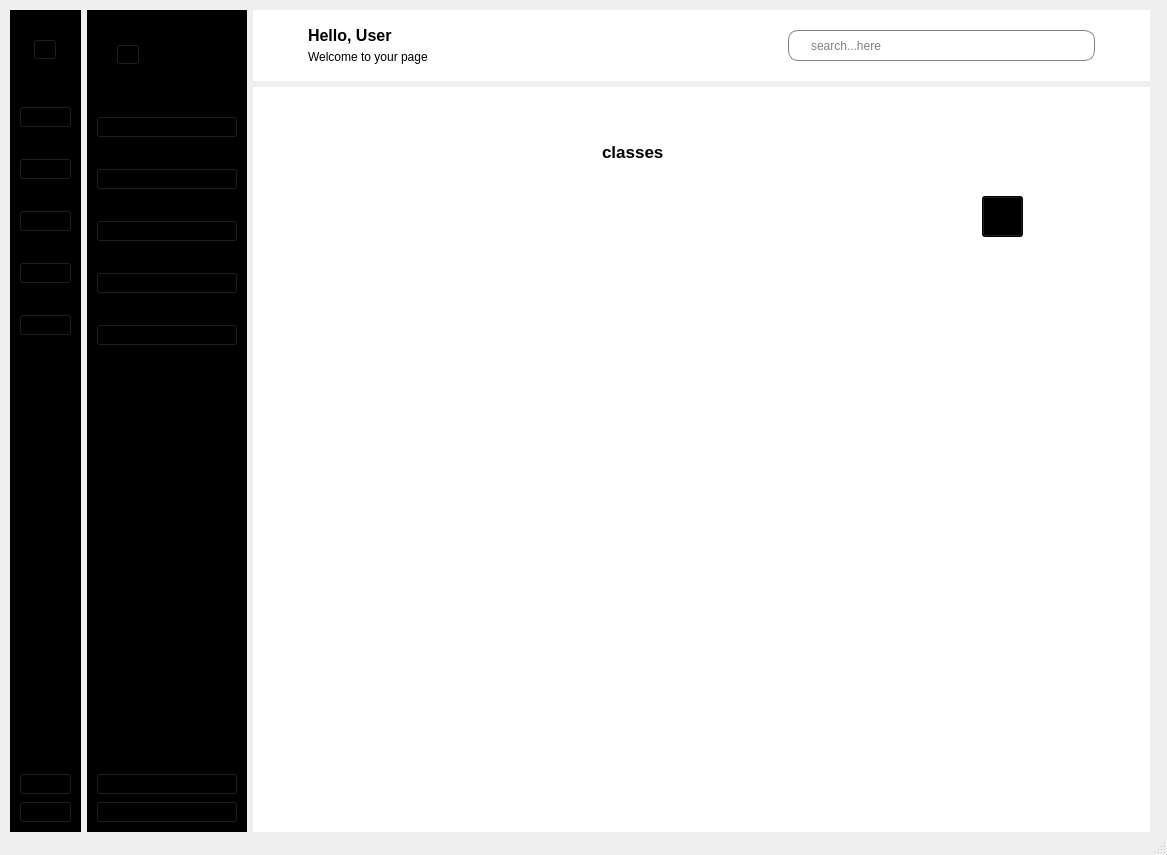
KasperJack/School-Management-System, file School_System/ui/indexSU.ui: the form before one commit.
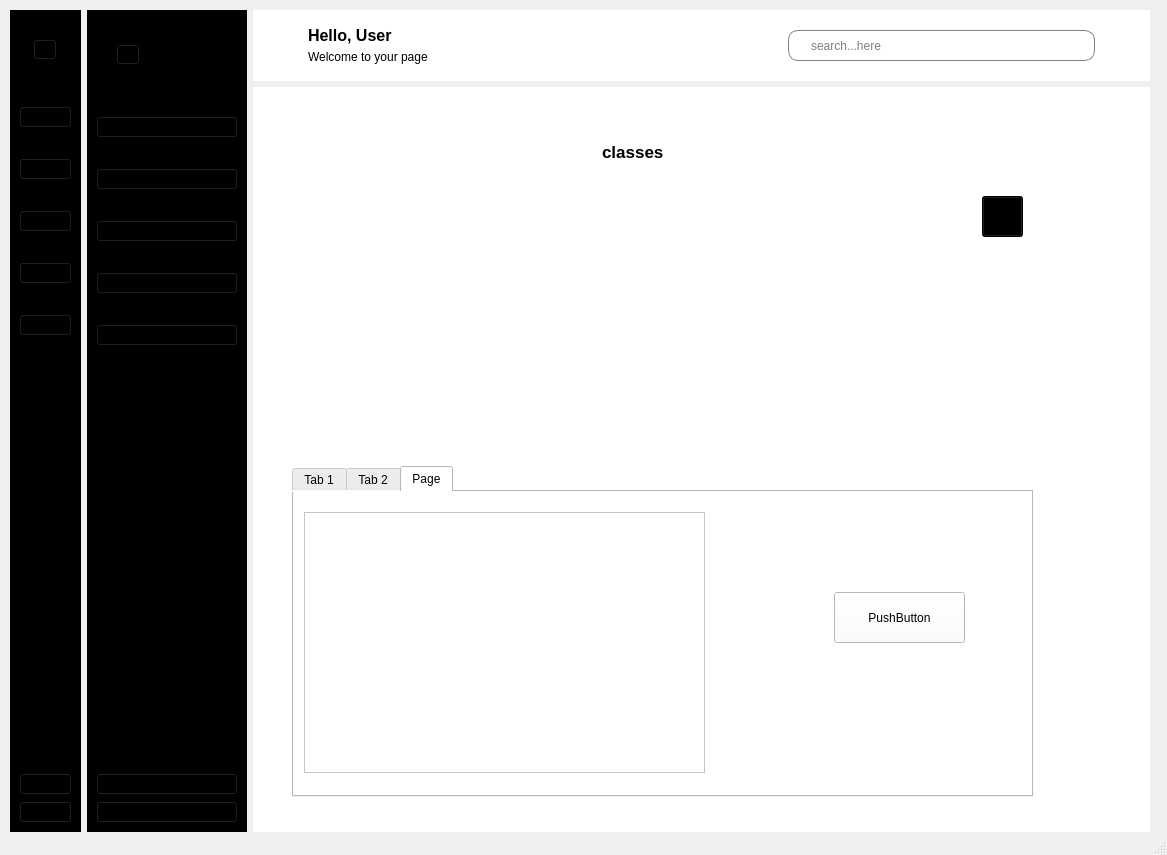
The form after the commit. The open tabs and pages were chosen to show the change. Icons and pictures are not drawn.

What changed in the file:
```diff
--- a/School_System/ui/indexSU.ui
+++ b/School_System/ui/indexSU.ui
@@ -1081,6 +1081,77 @@
              </size>
             </property>
            </widget>
+           <widget class="QTabWidget" name="tab_9">
+            <property name="geometry">
+             <rect>
+              <x>30</x>
+              <y>370</y>
+              <width>741</width>
+              <height>331</height>
+             </rect>
+            </property>
+            <property name="currentIndex">
+             <number>0</number>
+            </property>
+            <widget class="QWidget" name="tab_6">
+             <attribute name="title">
+              <string>Tab 1</string>
+             </attribute>
+             <widget class="QTableWidget" name="students_table">
+              <property name="geometry">
+               <rect>
+                <x>15</x>
+                <y>11</y>
+                <width>301</width>
+                <height>281</height>
+               </rect>
+              </property>
+             </widget>
+            </widget>
+            <widget class="QWidget" name="tab_7">
+             <attribute name="title">
+              <string>Tab 2</string>
+             </attribute>
+             <widget class="QTableWidget" name="teachers_table">
+              <property name="geometry">
+               <rect>
+                <x>30</x>
+                <y>30</y>
+                <width>401</width>
+                <height>251</height>
+               </rect>
+              </property>
+             </widget>
+            </widget>
+            <widget class="QWidget" name="tab_8">
+             <attribute name="title">
+              <string>Page</string>
+             </attribute>
+             <widget class="QTableWidget" name="subjects_table">
+              <property name="geometry">
+               <rect>
+                <x>10</x>
+                <y>20</y>
+                <width>401</width>
+                <height>261</height>
+               </rect>
+              </property>
+             </widget>
+             <widget class="QPushButton" name="pushButton_2">
+              <property name="geometry">
+               <rect>
+                <x>540</x>
+                <y>100</y>
+                <width>131</width>
+                <height>51</height>
+               </rect>
+              </property>
+              <property name="text">
+               <string>PushButton</string>
+              </property>
+             </widget>
+            </widget>
+           </widget>
           </widget>
           <widget class="QWidget" name="students">
            <widget class="QLabel" name="label_7">
```
Left out of the diff: 6 changed lines with no effect on the pictures.
